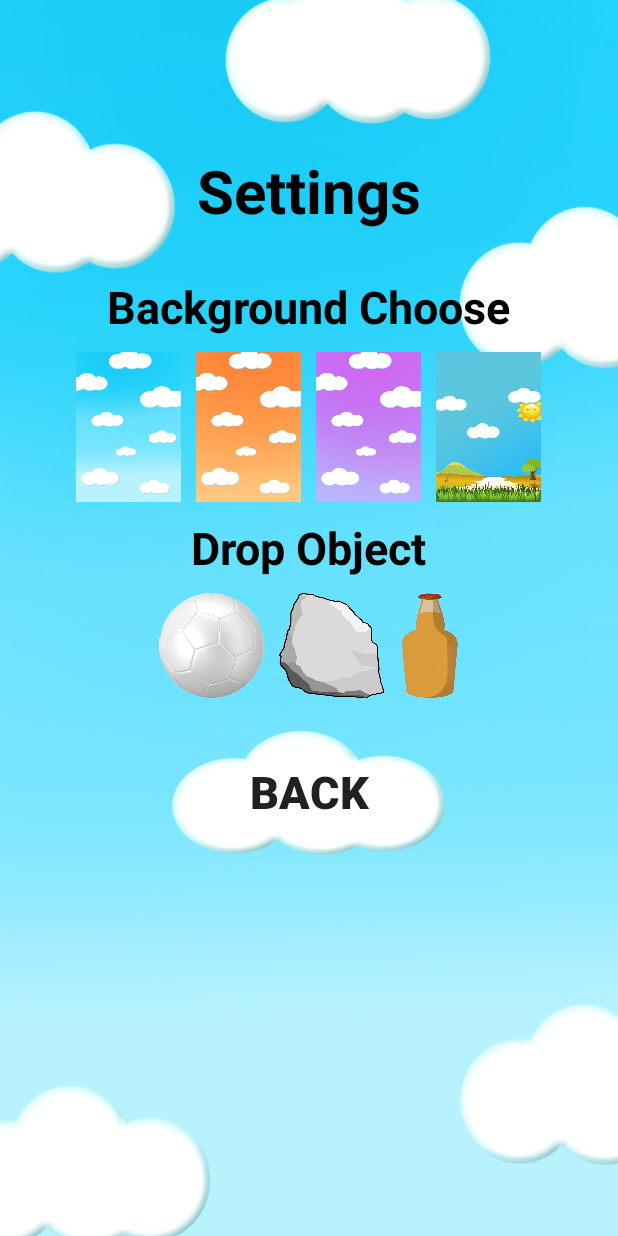
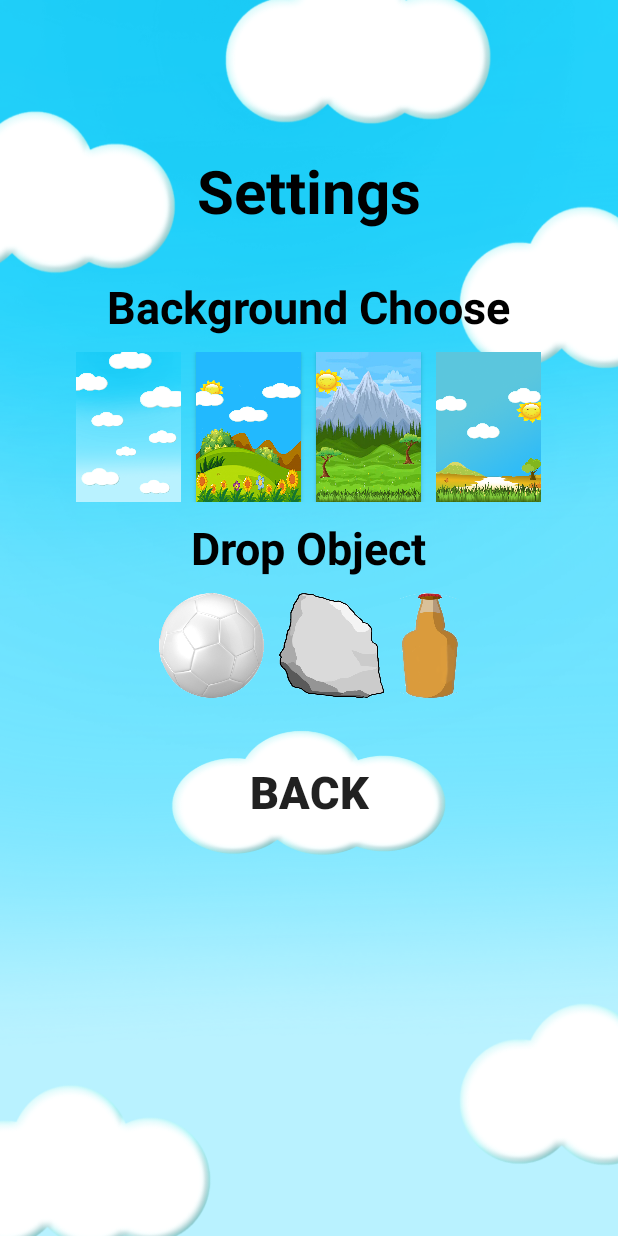
Before and after one commit to havkokfong/MathGame, an Android app: the Settings screen opened directly, with no data from a screen before it, on a phone screen of 412 x 824 dp. Run offline under Robolectric (Android 15) with nearby library versions, the phone set to English and light mode, and no system bars.

Commit message:
changed background images

```diff
--- a/app/src/main/res/layout/activity_settings.xml
+++ b/app/src/main/res/layout/activity_settings.xml
@@ -48,7 +48,7 @@
             android:id="@+id/choose_2"
             android:layout_width="70dp"
             android:layout_height="100dp"
-            android:background="@drawable/background_orange_with_cloud_game"
+            android:background="@drawable/background_grass_with_cloud_game"
             android:layout_marginLeft="10dp"
             android:layout_marginStart="10dp"
             android:onClick="orangeColor"/>
@@ -57,7 +57,7 @@
             android:id="@+id/choose_3"
             android:layout_width="70dp"
             android:layout_height="100dp"
-            android:background="@drawable/background_purple_with_cloud_game"
+            android:background="@drawable/background_mountain_game"
             android:layout_marginLeft="10dp"
             android:layout_marginStart="10dp"
             android:onClick="purpleColor"/>
```
Also changed, not shown: app/src/main/java/com/example/math_game/MainActivity.java (+6 -6 lines), app/src/main/java/com/example/math_game/Settings.java (+4 -4 lines), app/src/main/res/drawable/background_grass_with_cloud.jpg (added), app/src/main/res/drawable/background_grass_with_cloud_game.jpg (added), app/src/main/res/drawable/background_mountain.jpg (added), app/src/main/res/drawable/background_mountain_game.jpg (added), app/src/main/res/drawable/background_orange_with_cloud.png (deleted), app/src/main/res/drawable/background_orange_with_cloud_game.png (deleted), app/src/main/res/drawable/background_purple_with_cloud.png (deleted), app/src/main/res/drawable/background_purple_with_cloud_game.png (deleted).
